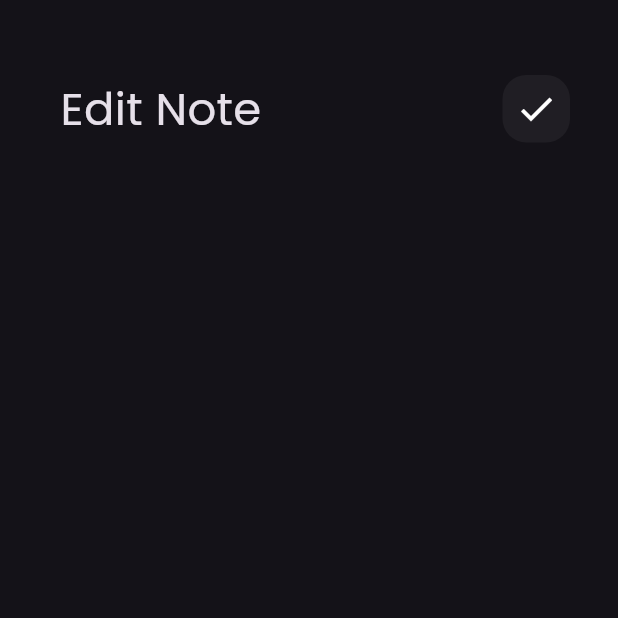
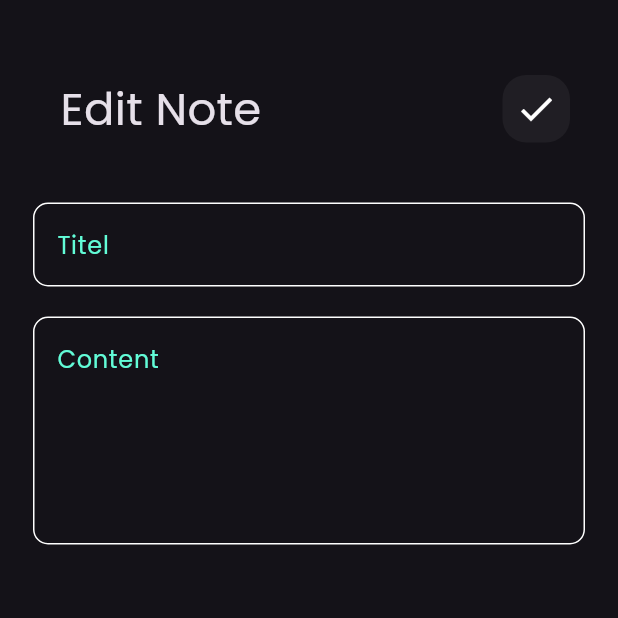
Before and after one commit to MohamedAssem-663/notes_app, a Flutter app: the EditNotesView screen opened directly, on a phone screen of 412 x 824 dp, the top half of it. Run offline on Flutter 3.47's test engine with Material 3 defaults, Android fonts, the phone set to English and light mode, and no system bars; our stand-ins replace font_awesome_flutter.

Commit message:
edit notes view ui done

```diff
--- a/lib/widgets/edit_notes_view_body.dart
+++ b/lib/widgets/edit_notes_view_body.dart
@@ -1,5 +1,6 @@
 import 'package:flutter/material.dart';
 import 'package:notes_app/widgets/custom_app_bar.dart';
+import 'package:notes_app/widgets/custom_text_field.dart';
 
 class EditNotesViewBody extends StatelessWidget {
   const EditNotesViewBody({super.key});
@@ -17,6 +18,17 @@ class EditNotesViewBody extends StatelessWidget {
             title: ' Edit Note',
             icon: Icons.check,
           ),
+          SizedBox(
+            height: 30,
+          ),
+          CustomTextField(hint: 'Titel'),
+          SizedBox(
+            height: 20,
+          ),
+          CustomTextField(
+            hint: 'Content',
+            maxLines: 5,
+          )
         ],
       ),
     );
```
